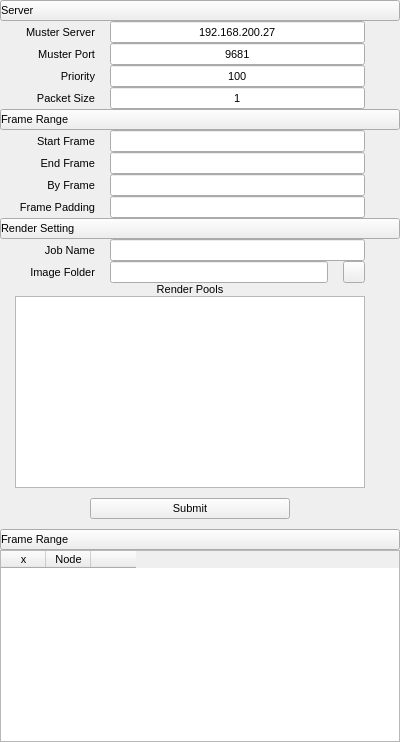
This is maya_scripts/ui/qt_muster_submit_v01.ui in tws0002/scripts as Qt 5 draws it before an edit. The edited form follows.
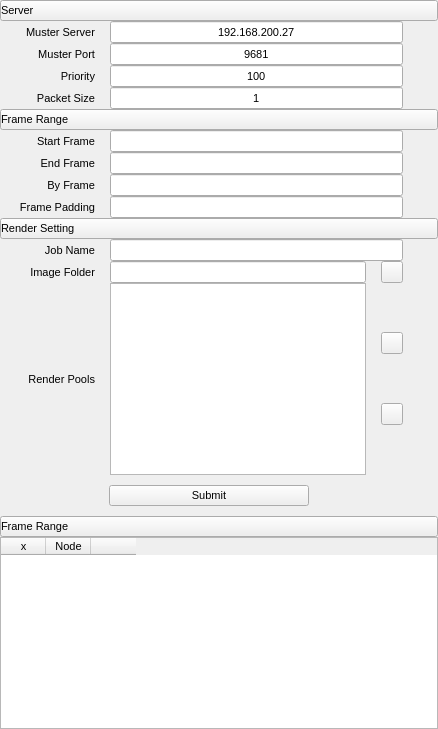
This is the edited form. Icons and pictures are not drawn.

Patch:
```diff
--- a/maya_scripts/ui/qt_muster_submit_v01.ui
+++ b/maya_scripts/ui/qt_muster_submit_v01.ui
@@ -7,7 +7,7 @@
     <x>0</x>
     <y>0</y>
     <width>400</width>
-    <height>674</height>
+    <height>760</height>
    </rect>
   </property>
   <property name="sizePolicy">
@@ -458,7 +458,7 @@
      <item>
       <widget class="QWidget" name="submit_panel" native="true">
        <property name="sizePolicy">
-        <sizepolicy hsizetype="Preferred" vsizetype="Preferred">
+        <sizepolicy hsizetype="Expanding" vsizetype="Expanding">
          <horstretch>0</horstretch>
          <verstretch>0</verstretch>
         </sizepolicy>
@@ -579,19 +579,97 @@
          </layout>
         </item>
         <item>
-         <layout class="QVBoxLayout" name="render_pool_layout">
+         <layout class="QHBoxLayout" name="horizontalLayout">
+          <property name="spacing">
+           <number>15</number>
+          </property>
+          <property name="leftMargin">
+           <number>0</number>
+          </property>
+          <property name="rightMargin">
+           <number>0</number>
+          </property>
           <item>
            <widget class="QLabel" name="render_pool_label">
+            <property name="minimumSize">
+             <size>
+              <width>80</width>
+              <height>0</height>
+             </size>
+            </property>
             <property name="text">
              <string>Render Pools</string>
             </property>
             <property name="alignment">
-             <set>Qt::AlignCenter</set>
+             <set>Qt::AlignRight|Qt::AlignTrailing|Qt::AlignVCenter</set>
             </property>
            </widget>
           </item>
           <item>
-           <widget class="QListView" name="render_pool"/>
+           <widget class="QListWidget" name="render_pool">
+            <property name="sizePolicy">
+             <sizepolicy hsizetype="Minimum" vsizetype="Minimum">
+              <horstretch>0</horstretch>
+              <verstretch>0</verstretch>
+             </sizepolicy>
+            </property>
+            <property name="toolTip">
+             <string>&lt;html&gt;&lt;head/&gt;&lt;body&gt;&lt;p&gt;(滑鼠右鍵) &lt;span style=&quot; font-weight:600;&quot;&gt;選擇&lt;/span&gt;&lt;/p&gt;&lt;p&gt;(CTRL + 滑鼠右鍵)&lt;span style=&quot; font-weight:600;&quot;&gt; 減選&lt;/span&gt;&lt;/p&gt;&lt;/body&gt;&lt;/html&gt;</string>
+            </property>
+           </widget>
+          </item>
+          <item>
+           <layout class="QVBoxLayout" name="verticalLayout_6">
+            <property name="spacing">
+             <number>0</number>
+            </property>
+            <item>
+             <widget class="QPushButton" name="default_selection_button">
+              <property name="minimumSize">
+               <size>
+                <width>22</width>
+                <height>22</height>
+               </size>
+              </property>
+              <property name="maximumSize">
+               <size>
+                <width>22</width>
+                <height>22</height>
+               </size>
+              </property>
+              <property name="text">
+               <string/>
+              </property>
+              <property name="icon">
+               <iconset>
+                <normaloff>../icons/refresh_c8c8c8_12.png</normaloff>../icons/refresh_c8c8c8_12.png</iconset>
+              </property>
+             </widget>
+            </item>
+            <item>
+             <widget class="QPushButton" name="clear_selection_button">
+              <property name="minimumSize">
+               <size>
+                <width>22</width>
+                <height>22</height>
+               </size>
+              </property>
+              <property name="maximumSize">
+               <size>
+                <width>22</width>
+                <height>22</height>
+               </size>
+              </property>
+              <property name="text">
+               <string/>
+              </property>
+              <property name="icon">
+               <iconset>
+                <normaloff>../icons/remove_c8c8c8_12.png</normaloff>../icons/remove_c8c8c8_12.png</iconset>
+              </property>
+             </widget>
+            </item>
+           </layout>
           </item>
          </layout>
         </item>
```
Left out of the diff: 6 changed lines with no effect on the pictures.
